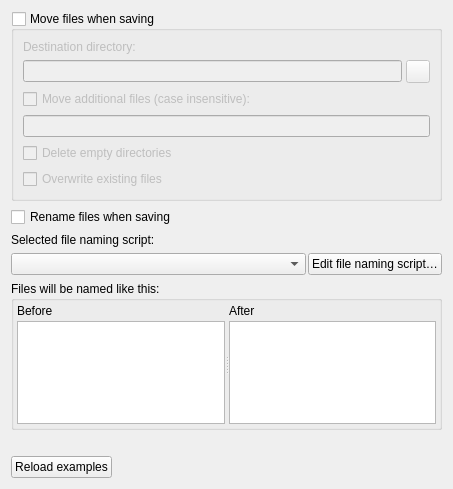
Old version of the form ui/options_renaming.ui in the repository metabrainz/picard.
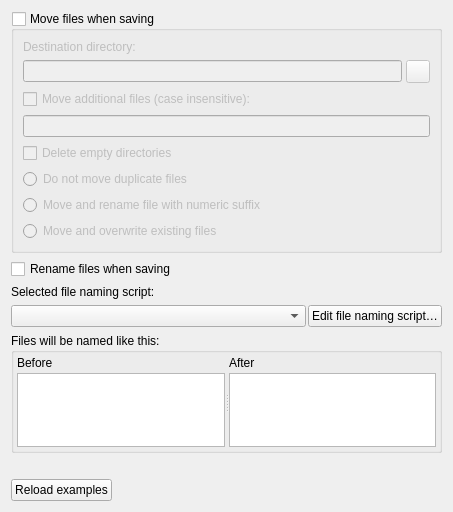
New version of the form.

Commit message: PICARD-2496: Replace overwrite option with conflict handling strategy (skip/rename/overwrite)

What changed in the file:
```diff
--- a/ui/options_renaming.ui
+++ b/ui/options_renaming.ui
@@ -80,9 +80,23 @@
        </widget>
       </item>
       <item>
-       <widget class="QCheckBox" name="move_overwrite_existing_files">
+       <widget class="QRadioButton" name="move_conflict_skip">
         <property name="text">
-         <string>Overwrite existing files</string>
+          <string>Do not move duplicate files</string>
+        </property>
+       </widget>
+      </item>
+      <item>
+       <widget class="QRadioButton" name="move_conflict_rename">
+        <property name="text">
+         <string>Move and rename file with numeric suffix</string>
+        </property>
+       </widget>
+      </item>
+      <item>
+       <widget class="QRadioButton" name="move_conflict_overwrite">
+        <property name="text">
+         <string>Move and overwrite existing files</string>
         </property>
        </widget>
       </item>
```
Left out of the diff: 4 changed lines with no effect on the pictures. The commit also changes 3 other files.
